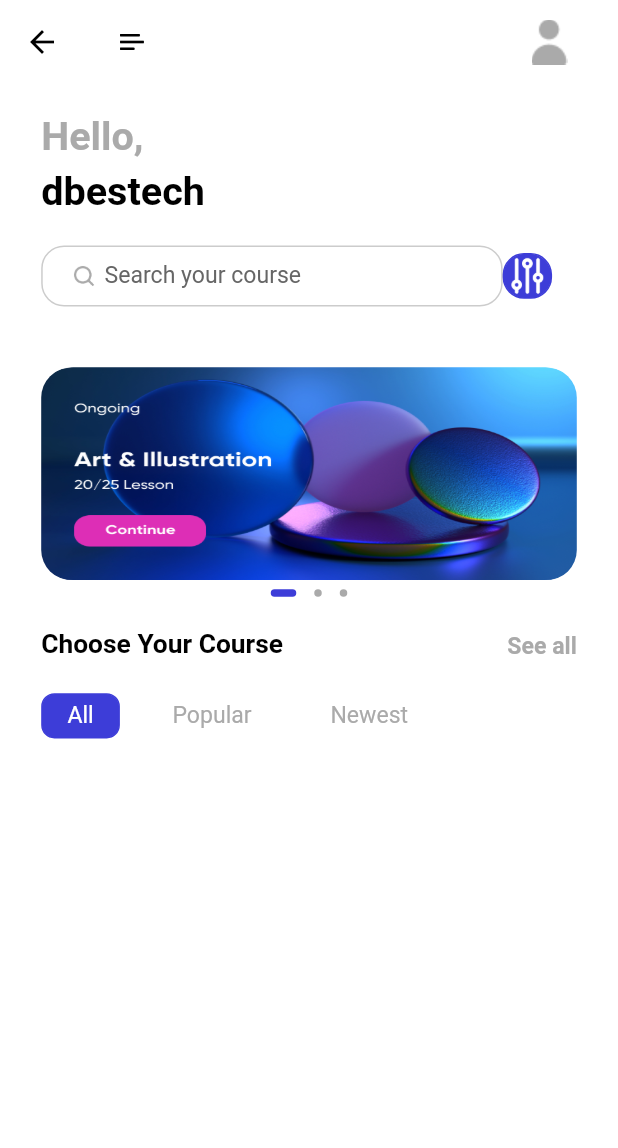
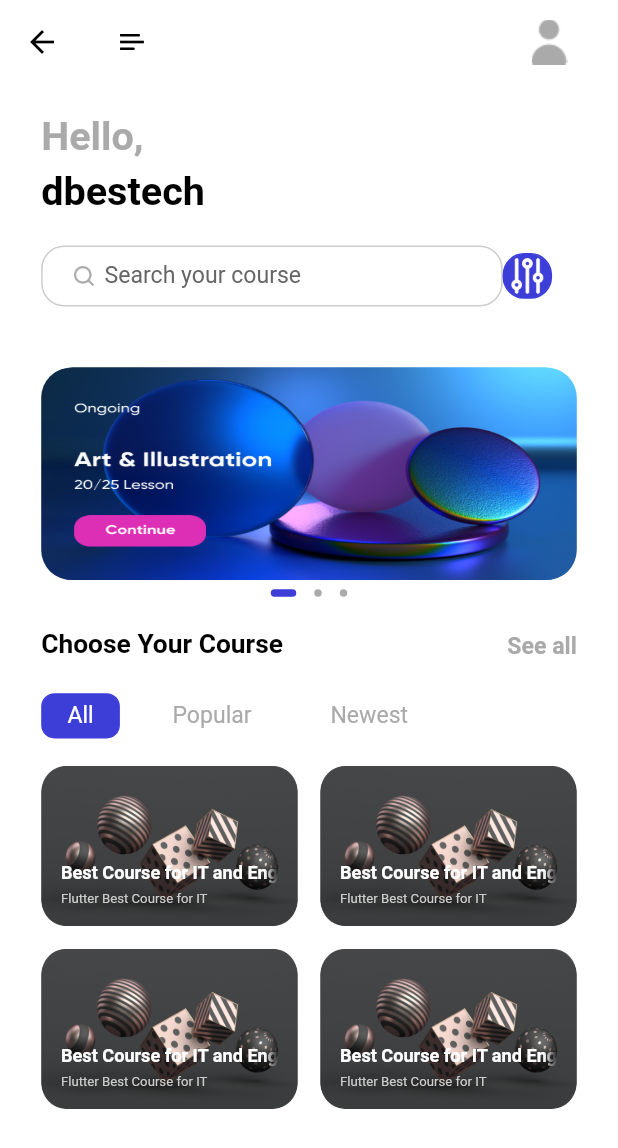
Before and after one commit to ELTEGANI/flutter-bloc-app, a Flutter app: the HomePage screen opened by its route, on a phone screen of 412 x 824 dp. Shown: the top 1148 px of the screen. Run offline on Flutter 3.47's test engine with Material 2 defaults, Android fonts, the phone set to English and light mode, and no system bars; drawn by our look-alikes of dots_indicator; our stand-ins replace cloud_firestore, firebase_auth, firebase_core, flutter_bloc, flutter_screenutil, fluttertoast and 1 more; accounts and stored records are empty; Roboto replaces fonts that are missing (Avenir).

Commit message:
add sliver grid view

```diff
--- a/lib/pages/home/home_page.dart
+++ b/lib/pages/home/home_page.dart
@@ -26,14 +26,34 @@ class _HomePageState extends State<HomePage> {
             child: CustomScrollView(
               slivers: [
                 SliverToBoxAdapter(
-                    child: homePageText(
-                        "Hello,", color: AppColors.primaryThirdElementText),
+                  child: homePageText("Hello,",
+                      color: AppColors.primaryThirdElementText),
                 ),
-                SliverToBoxAdapter(child: homePageText("dbestech", color: AppColors.primaryText, top: 5)),
-                SliverPadding(padding:EdgeInsets.only(top:20.h)),
+                SliverToBoxAdapter(
+                    child: homePageText("dbestech",
+                        color: AppColors.primaryText, top: 5)),
+                SliverPadding(padding: EdgeInsets.only(top: 20.h)),
                 SliverToBoxAdapter(child: searchView()),
                 SliverToBoxAdapter(child: slidersView(context, state)),
-                SliverToBoxAdapter(child: menuView())
+                SliverToBoxAdapter(child: menuView()),
+                SliverPadding(
+                  padding:
+                      EdgeInsets.symmetric(vertical: 18.h, horizontal: 0.w),
+                  sliver: SliverGrid(
+                    gridDelegate: SliverGridDelegateWithFixedCrossAxisCount(
+                        crossAxisCount: 2,
+                        mainAxisSpacing: 15,
+                        crossAxisSpacing: 15,
+                        childAspectRatio: 1.6),
+                    delegate: SliverChildBuilderDelegate(childCount: 4,
+                        (BuildContext context, int index) {
+                      return GestureDetector(
+                        onTap: () {},
+                        child:courseGrid(),
+                      );
+                    }),
+                  ),
+                )
               ],
             ),
           );
--- a/lib/pages/home/widgets/widget.dart
+++ b/lib/pages/home/widgets/widget.dart
@@ -226,3 +226,44 @@ Widget _reusableMenuText(String menuText,
         color: textColor, fontWeight: FontWeight.normal, fontSize: 14),
   );
 }
+
+Widget courseGrid(){
+  return Container(
+    padding: EdgeInsets.all(12.w),
+    child: Column(
+      mainAxisAlignment: MainAxisAlignment.end,
+      crossAxisAlignment:CrossAxisAlignment.start,
+      children: [
+        Text(
+            "Best Course for IT and Engineering",
+            maxLines:1,
+            overflow:TextOverflow.fade,
+            textAlign:TextAlign.left,
+            softWrap:false,
+            style: TextStyle(
+                color: AppColors.primaryElementText,
+                fontWeight: FontWeight.bold,
+                fontSize:11.sp)
+        ),
+        SizedBox(height:5.h),
+        Text(
+            "Flutter Best Course for IT",
+            maxLines:1,
+            overflow:TextOverflow.fade,
+            textAlign:TextAlign.left,
+            softWrap:false,
+            style: TextStyle(
+                color: AppColors.primaryFourthElementText,
+                fontWeight: FontWeight.normal,
+                fontSize:8.sp)
+        ),
+      ],
+    ),
+    decoration: BoxDecoration(
+        borderRadius: BorderRadius.circular(15.w),
+        image: DecorationImage(
+            fit: BoxFit.fill,
+            image:
+            AssetImage("assets/icons/image_2.png"))),
+  );
+}
```
